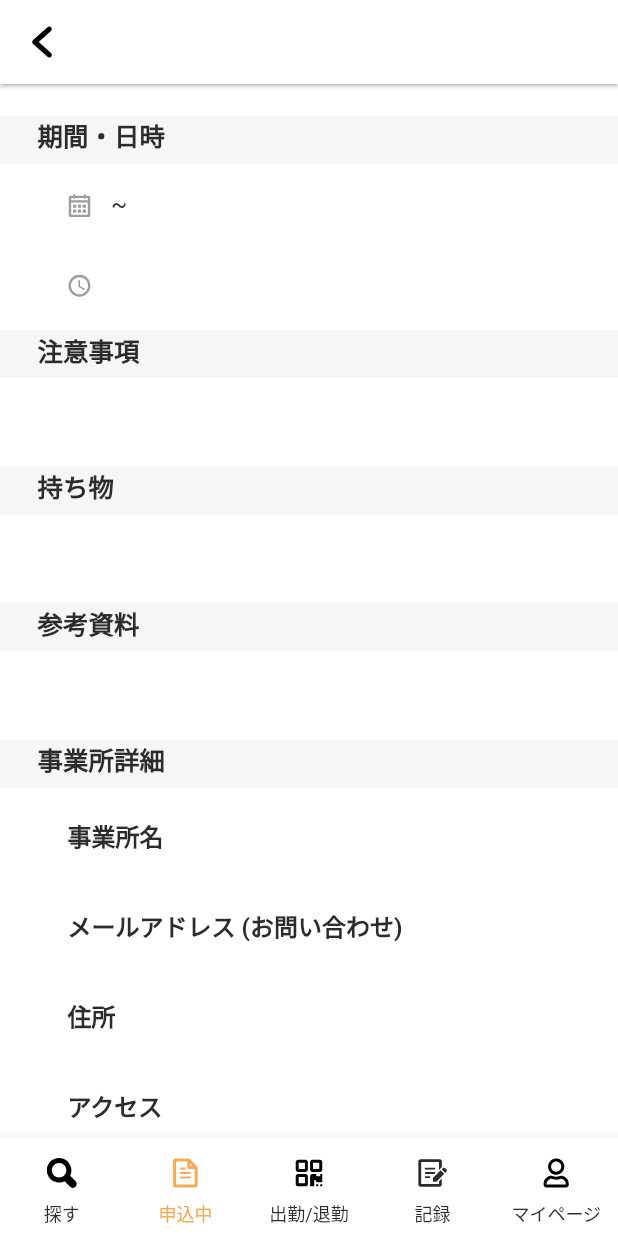
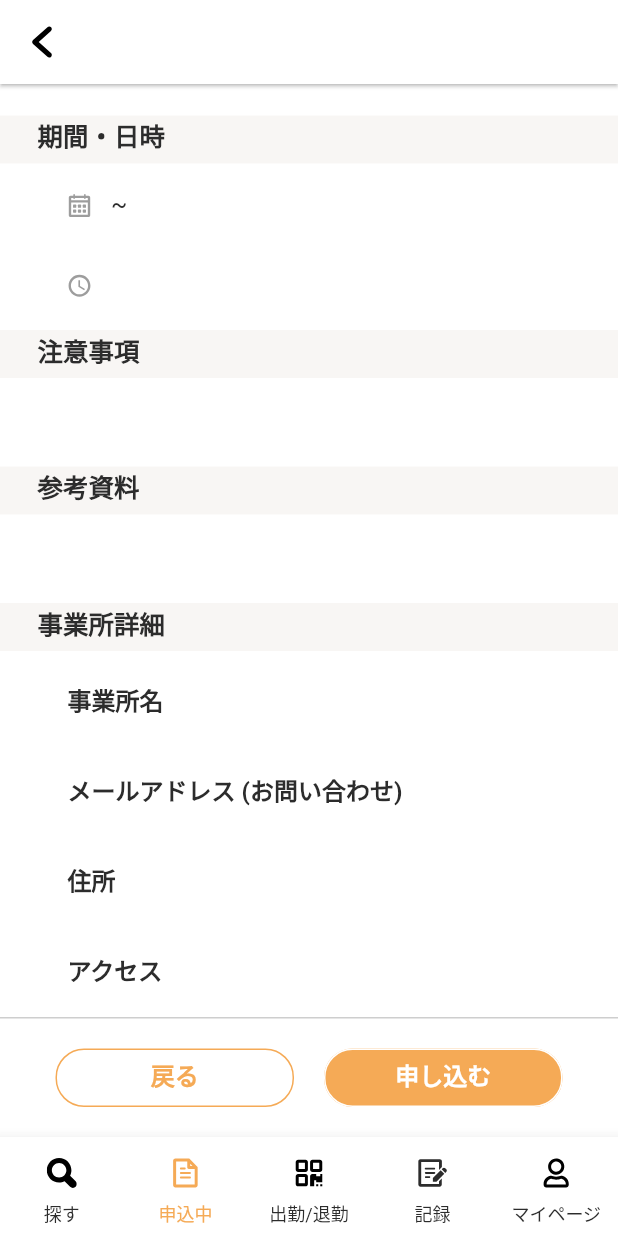
Before and after one commit to akashjpro/parsowa, a Flutter app: the ContentJobDetailScreen screen opened directly with empty values, scrolled down 558 dp, on a phone screen of 412 x 824 dp. Run offline on Flutter 3.47's test engine with Material 2 defaults, Android fonts, the phone set to English and light mode, and no system bars; our stand-ins replace camera, dotted_line, expandable, flutter_bloc, flutter_svg, image_picker and 2 more; missing offline and left inert: qr_code_scanner; Roboto replaces fonts that are missing (NotoSanJP).

Commit message:
Update content_screen.dart
the item "belongings" was deleted.

```diff
--- a/lib/presentation/screens/job_detail/content/content_screen.dart
+++ b/lib/presentation/screens/job_detail/content/content_screen.dart
@@ -50,8 +50,6 @@ class ContentJobDetailScreenState extends State<ContentJobDetailScreen> {
               periodSection(),
               _buildTitle('注意事項'),
               cautionSection(),
-              _buildTitle('持ち物'),
-              toBringSection(),
               _buildTitle('参考資料'),
               documentSection(),
               _buildTitle('事業所詳細'),
@@ -259,20 +257,6 @@ class ContentJobDetailScreenState extends State<ContentJobDetailScreen> {
       color: AppColors.whiteColor,
       child: Text(
         widget.job.caution,
-        style: const TextStyle(
-            fontFamily: 'NotoSanJP',
-            fontSize: 16.0,
-            color: AppColors.unselectedColor,
-            fontWeight: FontWeight.w400),
-      ));
-
-  toBringSection() => Container(
-      width: double.infinity,
-      padding: const EdgeInsets.only(
-          top: 20.0, bottom: 20.0, left: 45.0, right: 25.0),
-      color: AppColors.whiteColor,
-      child: Text(
-        widget.job.whatToBring,
         style: const TextStyle(
             fontFamily: 'NotoSanJP',
             fontSize: 16.0,
```
